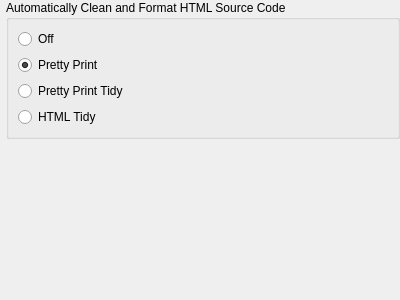
First picture: the form in src/Sigil/Form_Files/PCleanSourceWidget.ui, repository Sigil-Ebook/Sigil, before the edit.
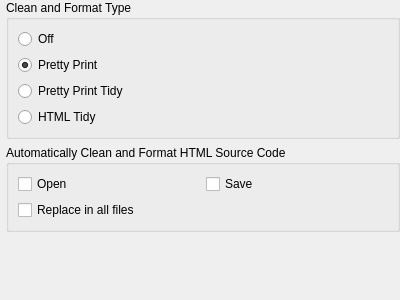
Second picture: the form after the edit.

Commit message: Allow auto cleaning of HTML to be turned off. Allow cleaning of HTML to be run manually.

Diff of the .ui file:
```diff
--- a/src/Sigil/Form_Files/PCleanSourceWidget.ui
+++ b/src/Sigil/Form_Files/PCleanSourceWidget.ui
@@ -29,7 +29,7 @@
    <item>
     <widget class="QGroupBox" name="groupBox">
      <property name="title">
-      <string>Automatically Clean and Format HTML Source Code</string>
+      <string>Clean and Format Type</string>
      </property>
      <layout class="QVBoxLayout" name="verticalLayout2">
       <item>
@@ -90,6 +90,36 @@
      </layout>
     </widget>
    </item>
+   <item>
+    <widget class="QGroupBox" name="groupBox_2">
+     <property name="title">
+      <string>Automatically Clean and Format HTML Source Code</string>
+     </property>
+     <layout class="QGridLayout" name="gridLayout">
+      <item row="0" column="1">
+       <widget class="QCheckBox" name="CleanOnSave">
+        <property name="text">
+         <string>Save</string>
+        </property>
+       </widget>
+      </item>
+      <item row="0" column="0">
+       <widget class="QCheckBox" name="CleanOnOpen">
+        <property name="text">
+         <string>Open</string>
+        </property>
+       </widget>
+      </item>
+      <item row="1" column="0">
+       <widget class="QCheckBox" name="CleanOnReplaceInAll">
+        <property name="text">
+         <string>Replace in all files</string>
+        </property>
+       </widget>
+      </item>
+     </layout>
+    </widget>
+   </item>
    <item>
     <spacer name="verticalSpacer">
      <property name="orientation">
```
The commit also changes 24 other files.
